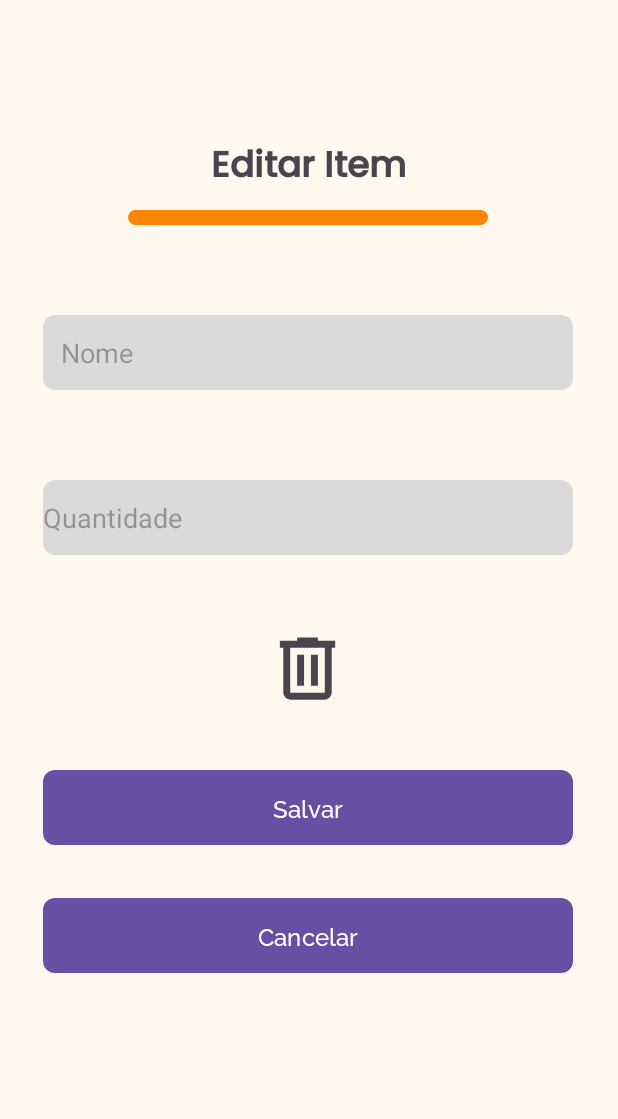
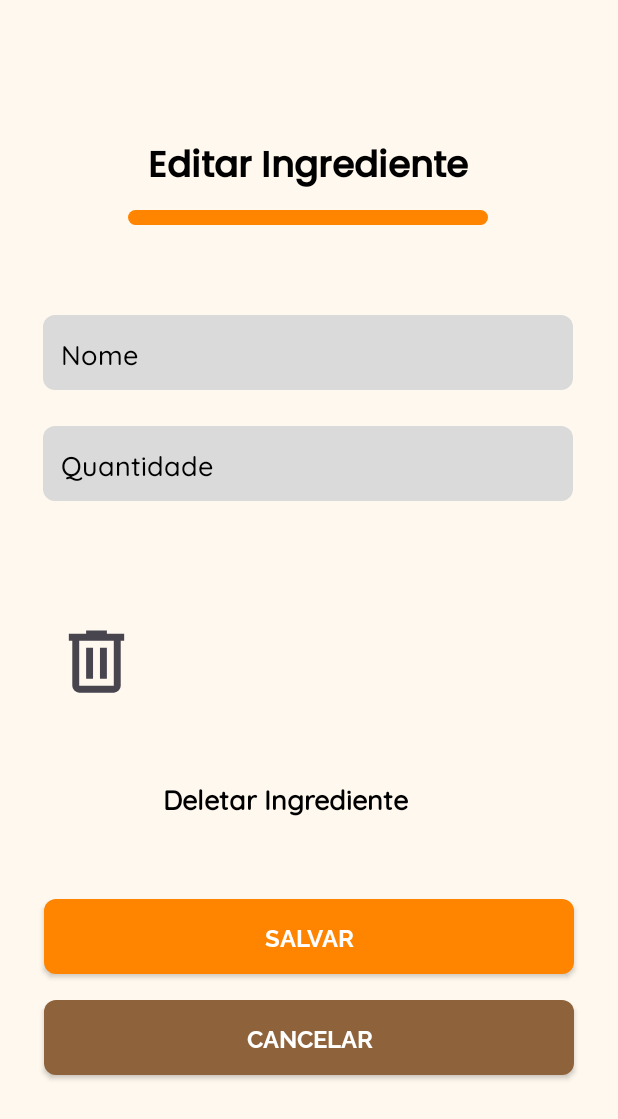
Before and after one commit to ratio-culinae-proj-final/RC-Android, an Android app: the EditIngredientesActivity screen opened directly, with no data from a screen before it, on a phone screen of 412 x 824 dp. Shown: the top 1119 px of the screen. Run offline under Robolectric (Android 15) with nearby library versions, the phone set to English and light mode, and no system bars; our stand-ins replace Room's generated code; 1 statement that could not run was skipped.

Commit message:
polindo o design do app - parte 1

```diff
--- a/app/src/main/java/com/example/ratioculinae/screens/AddIngredientesActivity.java
+++ b/app/src/main/java/com/example/ratioculinae/screens/AddIngredientesActivity.java
@@ -28,7 +28,7 @@ public class AddIngredientesActivity extends AppCompatActivity {
 
     private EditText nomeInput;
     private EditText quantidadeInput;
-    private Button btnSalvar;
+    private Button btnSalvar, btnCancelar;
     private ImageButton btnMicrofone;
     private AppDatabase db;
 
@@ -47,12 +47,14 @@ public class AddIngredientesActivity extends AppCompatActivity {
         quantidadeInput = findViewById(R.id.idQauntidadeIngrediente);
         btnSalvar = findViewById(R.id.btnSalvarAdd);
         btnMicrofone = findViewById(R.id.btnMicrofone);
+        btnCancelar = findViewById(R.id.btnCancelar);
         db = AppDatabase.getInstance(getApplicationContext());
     }
 
     private void configurarListeners() {
         btnSalvar.setOnClickListener(v -> salvarIngrediente());
         btnMicrofone.setOnClickListener(v -> iniciarReconhecimentoVoz());
+        btnCancelar.setOnClickListener(v -> finish());
     }
 
     private void salvarIngrediente() {
--- a/app/src/main/java/com/example/ratioculinae/screens/GenerateRecipesActivity.java
+++ b/app/src/main/java/com/example/ratioculinae/screens/GenerateRecipesActivity.java
@@ -4,6 +4,7 @@ import android.annotation.SuppressLint;
 import android.content.Intent;
 import android.os.Bundle;
 import android.widget.Button;
+import android.widget.ImageButton;
 import android.widget.ListView;
 import android.widget.Switch;
 import android.widget.Toast;
@@ -30,6 +31,7 @@ public class GenerateRecipesActivity extends AppCompatActivity {
     private Switch switchPreferencias;
     private Usuario usuario;
     private AppDatabase db;
+    private ImageButton btnVoltar;
 
     @Override
     protected void onCreate(Bundle savedInstanceState) {
@@ -40,6 +42,7 @@ public class GenerateRecipesActivity extends AppCompatActivity {
         Button btnEditarPreferencias = findViewById(R.id.btnEditarPreferencias);
         Button btnBuscarReceitas = findViewById(R.id.btnBuscarReceitas);
         ListView listaIngredientes = findViewById(R.id.listaIngredientes);
+        btnVoltar = findViewById(R.id.btnVoltar);
 
         db = AppDatabase.getInstance(getApplicationContext());
 
@@ -49,6 +52,8 @@ public class GenerateRecipesActivity extends AppCompatActivity {
                 startActivity(new Intent(this, PreferenciasAlimentaresActivity.class)));
 
         btnBuscarReceitas.setOnClickListener(v -> buscarReceitas());
+
+        btnVoltar.setOnClickListener(v -> finish());
 
         switchPreferencias.setOnCheckedChangeListener((buttonView, isChecked) -> {
             if (usuario != null) {
--- a/app/src/main/java/com/example/ratioculinae/screens/PreferenciasAlimentaresActivity.java
+++ b/app/src/main/java/com/example/ratioculinae/screens/PreferenciasAlimentaresActivity.java
@@ -21,7 +21,7 @@ import java.util.concurrent.Executors;
 public class PreferenciasAlimentaresActivity extends AppCompatActivity {
 
     private CheckBox cbVegetariano, cbVegano, cbSemGluten, cbSemLactose, cbDiabetico;
-    private Button btnSalvar;
+    private Button btnSalvar, btnCancelar;
     private Usuario usuario;
     private AppDatabase db;
 
@@ -41,6 +41,7 @@ public class PreferenciasAlimentaresActivity extends AppCompatActivity {
         cbSemLactose = findViewById(R.id.checkboxSemLactose);
         cbDiabetico = findViewById(R.id.checkboxDiabetico);
         btnSalvar = findViewById(R.id.btnSalvarPreferencias);
+        btnCancelar = findViewById(R.id.btnCancelar);
 
         carregarUsuario();
 
@@ -49,6 +50,8 @@ public class PreferenciasAlimentaresActivity extends AppCompatActivity {
             usuario.setPreferenciasAlimentares(preferencias);
             salvarUsuario(usuario);
         });
+
+        btnCancelar.setOnClickListener(v -> finish());
     }
 
     private void carregarUsuario() {
--- a/app/src/main/res/layout/activity_edit_ingredientes.xml
+++ b/app/src/main/res/layout/activity_edit_ingredientes.xml
@@ -8,14 +8,14 @@
     android:background="#FFF8EE"
     tools:context=".screens.EditIngredientesActivity">
 
-
     <TextView
         android:id="@+id/tvTituloIngredientes3"
         style="@style/Titulo"
         android:layout_width="285dp"
         android:layout_height="48dp"
         android:layout_marginTop="92dp"
-        android:text="Editar Item"
+        android:text="Editar Ingrediente"
+        android:textColor="@color/black"
         android:textAlignment="center"
         android:textSize="24sp"
         android:textStyle="bold"
@@ -33,40 +33,17 @@
         app:layout_constraintStart_toStartOf="@+id/tvTituloIngredientes3"
         app:layout_constraintTop_toBottomOf="@+id/tvTituloIngredientes3" />
 
-    <Button
-        android:id="@+id/btnSalvarEdit"
-        style="@style/TextButton"
-        android:layout_width="353dp"
-        android:layout_height="50dp"
-        android:layout_marginTop="40dp"
-        android:background="@drawable/button_background_orange"
-        android:text="Salvar"
-        app:layout_constraintEnd_toEndOf="@+id/btnDelete"
-        app:layout_constraintStart_toStartOf="@+id/btnDelete"
-        app:layout_constraintTop_toBottomOf="@+id/btnDelete" />
-
-    <Button
-        android:id="@+id/btnCancelarEdit"
-        style="@style/TextButton"
-        android:layout_width="353dp"
-        android:layout_height="50dp"
-        android:layout_marginTop="35dp"
-        android:background="@drawable/button_background_orange"
-        android:text="Cancelar"
-        app:layout_constraintBottom_toBottomOf="parent"
-        app:layout_constraintEnd_toEndOf="@+id/btnSalvarEdit"
-        app:layout_constraintHorizontal_bias="0.0"
-        app:layout_constraintStart_toStartOf="@+id/btnSalvarEdit"
-        app:layout_constraintTop_toBottomOf="@+id/btnSalvarEdit"
-        app:layout_constraintVertical_bias="0.0" />
-
     <EditText
         android:id="@+id/idNovoNome"
         android:layout_width="353dp"
         android:layout_height="50dp"
+        style="@style/CorpoTexto"
+        android:textSize="18sp"
         android:layout_marginTop="60dp"
         android:background="@drawable/button_background_gray"
         android:ems="10"
+        android:textColor="@color/black"
+        android:textColorHint="@color/black"
         android:hint="Nome"
         android:inputType="text"
         android:paddingHorizontal="12dp"
@@ -78,11 +55,16 @@
         android:id="@+id/idNovaQuantidade"
         android:layout_width="353dp"
         android:layout_height="50dp"
-        android:layout_marginTop="60dp"
+        style="@style/CorpoTexto"
+        android:textSize="18sp"
+        android:textColor="@color/black"
+        android:textColorHint="@color/black"
+        android:layout_marginTop="24dp"
         android:background="@drawable/button_background_gray"
         android:ems="10"
         android:hint="Quantidade"
         android:inputType="number"
+        android:paddingHorizontal="12dp"
         app:layout_constraintEnd_toEndOf="@+id/idNovoNome"
         app:layout_constraintStart_toStartOf="@+id/idNovoNome"
         app:layout_constraintTop_toBottomOf="@+id/idNovoNome" />
@@ -91,10 +73,53 @@
         android:id="@+id/btnDelete"
         android:layout_width="70dp"
         android:layout_height="55dp"
-        android:layout_marginTop="48dp"
-        app:layout_constraintEnd_toEndOf="@+id/idNovaQuantidade"
-        app:layout_constraintHorizontal_bias="0.498"
-        app:layout_constraintStart_toStartOf="@+id/idNovaQuantidade"
+        android:layout_marginStart="29dp"
+        android:layout_marginTop="79dp"
+        app:layout_constraintStart_toStartOf="parent"
         app:layout_constraintTop_toBottomOf="@+id/idNovaQuantidade"
         app:srcCompat="@drawable/delete_24px" />
+
+    <TextView
+        android:id="@+id/tvDeletar"
+        style="@style/CorpoTexto"
+        android:layout_width="217dp"
+        android:layout_height="27dp"
+        android:layout_marginStart="9dp"
+        android:layout_marginEnd="86dp"
+        android:layout_marginBottom="53dp"
+        android:text="Deletar Ingrediente"
+        android:textAlignment="textStart"
+        android:textColor="#000000"
+        android:textSize="18sp"
+        android:textStyle="bold"
+        app:layout_constraintBottom_toTopOf="@+id/btnSalvarEdit"
+        app:layout_constraintEnd_toEndOf="parent"
+        app:layout_constraintStart_toEndOf="@+id/btnDelete" />
+
+    <androidx.appcompat.widget.AppCompatButton
+        android:id="@+id/btnSalvarEdit"
+        style="@style/TextButtonBold"
+        android:layout_width="353dp"
+        android:layout_height="50dp"
+        android:layout_marginEnd="29dp"
+        android:layout_marginBottom="17dp"
+        android:background="@drawable/button_background_orange"
+        android:text="Salvar"
+        android:textColor="@color/white"
+        app:layout_constraintBottom_toTopOf="@+id/btnCancelarEdit"
+        app:layout_constraintEnd_toEndOf="parent" />
+
+    <androidx.appcompat.widget.AppCompatButton
+        android:id="@+id/btnCancelarEdit"
+        style="@style/TextButtonBold"
+        android:layout_width="353dp"
+        android:layout_height="50dp"
+        android:layout_marginEnd="29dp"
+        android:layout_marginBottom="107dp"
+        android:background="@drawable/button_background_brown"
+        android:text="Cancelar"
+        android:textColor="@color/white"
+        app:layout_constraintBottom_toBottomOf="parent"
+        app:layout_constraintEnd_toEndOf="parent" />
+
 </androidx.constraintlayout.widget.ConstraintLayout>
--- a/app/src/main/res/layout/activity_main.xml
+++ b/app/src/main/res/layout/activity_main.xml
@@ -51,7 +51,7 @@
         android:layout_marginStart="100dp"
         android:layout_marginTop="21dp"
         android:layout_marginEnd="100dp"
-        android:background="#8E633B"
+        android:background="@drawable/decorative_bar"
         app:layout_constraintEnd_toEndOf="parent"
         app:layout_constraintStart_toStartOf="parent"
         app:layout_constraintTop_toBottomOf="@+id/appName" />
@@ -80,7 +80,7 @@
         android:layout_marginStart="60dp"
         android:layout_marginTop="35dp"
         android:layout_marginEnd="60dp"
-        style="@style/TextButton"
+        style="@style/TextButtonBold"
         android:background="@drawable/button_background_orange"
         android:text="Login"
         android:textColor="#FFFFFF"
@@ -98,7 +98,7 @@
         android:layout_marginTop="29dp"
         android:layout_marginEnd="60dp"
         android:background="@drawable/rounded_gray"
-        style="@style/TextButton"
+        style="@style/TextButtonBold"
         android:text="Cadastro"
         android:textSize="20sp"
         android:textColor="#000000"
--- a/app/src/main/res/values/styles.xml
+++ b/app/src/main/res/values/styles.xml
@@ -24,4 +24,9 @@
         <item name="android:textSize">14sp</item>
     </style>
 
+    <style name="TextButtonBold">
+        <item name="android:fontFamily">@font/raleway_bold</item>
+        <item name="android:textSize">16sp</item>
+    </style>
+
 </resources>
```
Also changed, not shown: app/src/main/res/layout/activity_add_ingredientes.xml (+25 -8 lines), app/src/main/res/layout/activity_cadastro.xml (+4 -4 lines), app/src/main/res/layout/activity_generate_recipes.xml (+111 -76 lines), app/src/main/res/layout/activity_home_page.xml (+6 -6 lines), app/src/main/res/layout/activity_ingredients.xml (+21 -2 lines), app/src/main/res/layout/activity_login.xml (+29 -30 lines), app/src/main/res/layout/activity_preferencias_alimentares.xml (+15 -2 lines), app/src/main/res/layout/activity_shopping.xml (+86 -82 lines), app/src/main/res/font/raleway_bold.ttf (added).
